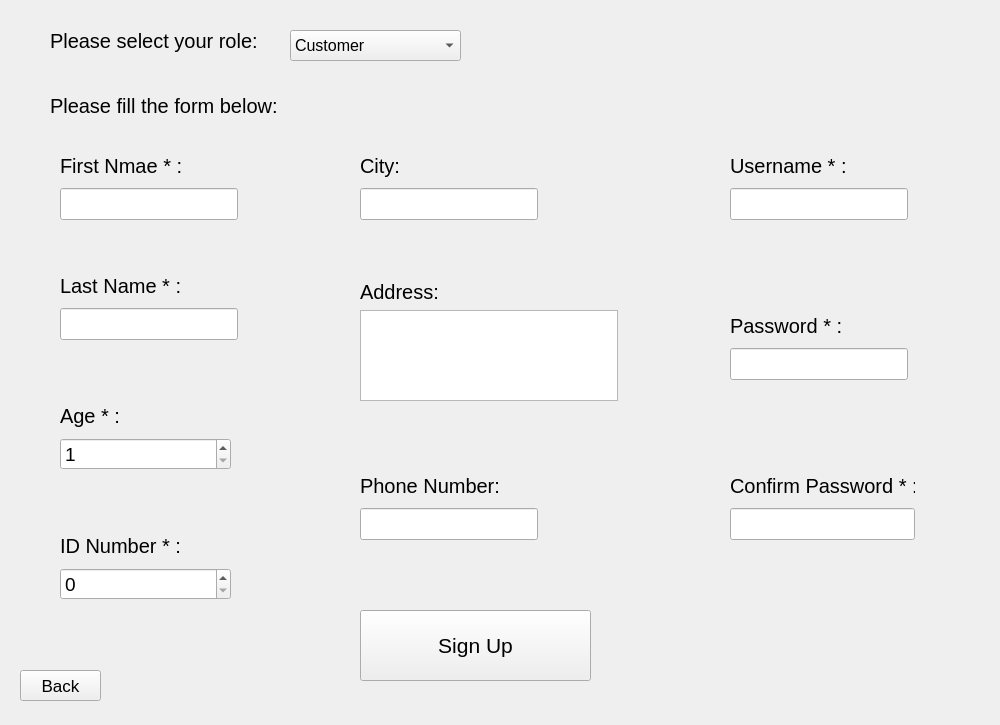
First picture: the form in source/sign_up_page.ui, repository NimaMousavian/FBT-Market-Management-Application, before the edit.
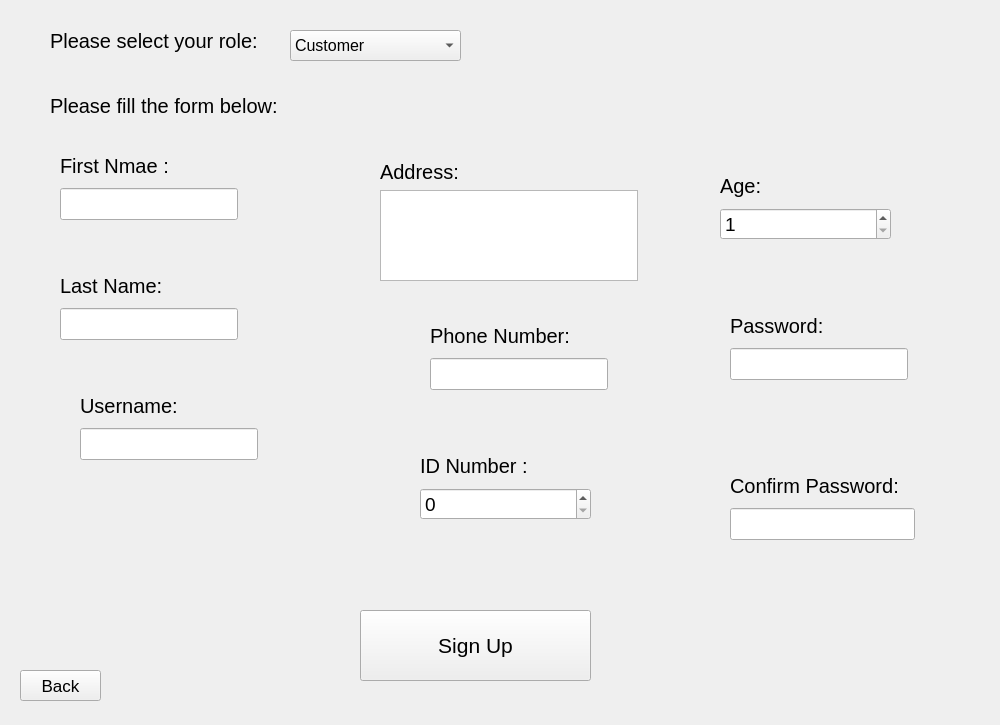
Second picture: the form after the edit.

```diff
--- a/source/sign_up_page.ui
+++ b/source/sign_up_page.ui
@@ -73,7 +73,7 @@
        </font>
       </property>
       <property name="text">
-       <string>Last Name * :</string>
+       <string>Last Name:</string>
       </property>
      </widget>
     </item>
@@ -91,8 +91,8 @@
   <widget class="QWidget" name="layoutWidget">
    <property name="geometry">
     <rect>
-     <x>60</x>
-     <y>400</y>
+     <x>720</x>
+     <y>170</y>
      <width>171</width>
      <height>70</height>
     </rect>
@@ -106,7 +106,7 @@
        </font>
       </property>
       <property name="text">
-       <string>Age * :</string>
+       <string>Age:</string>
       </property>
      </widget>
     </item>
@@ -127,39 +127,6 @@
     </item>
    </layout>
   </widget>
-  <widget class="QWidget" name="layoutWidget">
-   <property name="geometry">
-    <rect>
-     <x>360</x>
-     <y>150</y>
-     <width>178</width>
-     <height>70</height>
-    </rect>
-   </property>
-   <layout class="QVBoxLayout" name="verticalLayout_2">
-    <item>
-     <widget class="QLabel" name="label_5">
-      <property name="font">
-       <font>
-        <pointsize>15</pointsize>
-       </font>
-      </property>
-      <property name="text">
-       <string>City:</string>
-      </property>
-     </widget>
-    </item>
-    <item>
-     <widget class="QLineEdit" name="city_le">
-      <property name="font">
-       <font>
-        <pointsize>15</pointsize>
-       </font>
-      </property>
-     </widget>
-    </item>
-   </layout>
-  </widget>
   <widget class="QWidget" name="layoutWidget">
    <property name="geometry">
     <rect>
@@ -178,7 +145,7 @@
        </font>
       </property>
       <property name="text">
-       <string>Confirm Password * :</string>
+       <string>Confirm Password:</string>
       </property>
      </widget>
     </item>
@@ -196,8 +163,8 @@
   <widget class="QWidget" name="layoutWidget">
    <property name="geometry">
     <rect>
-     <x>730</x>
-     <y>150</y>
+     <x>80</x>
+     <y>390</y>
      <width>178</width>
      <height>70</height>
     </rect>
@@ -211,7 +178,7 @@
        </font>
       </property>
       <property name="text">
-       <string>Username * :</string>
+       <string>Username:</string>
       </property>
      </widget>
     </item>
@@ -229,8 +196,8 @@
   <widget class="QWidget" name="layoutWidget">
    <property name="geometry">
     <rect>
-     <x>360</x>
-     <y>280</y>
+     <x>380</x>
+     <y>160</y>
      <width>258</width>
      <height>121</height>
     </rect>
@@ -277,7 +244,7 @@
        </font>
       </property>
       <property name="text">
-       <string>Password * :</string>
+       <string>Password:</string>
       </property>
      </widget>
     </item>
@@ -295,8 +262,8 @@
   <widget class="QWidget" name="layoutWidget">
    <property name="geometry">
     <rect>
-     <x>360</x>
-     <y>470</y>
+     <x>430</x>
+     <y>320</y>
      <width>178</width>
      <height>70</height>
     </rect>
@@ -343,7 +310,7 @@
        </font>
       </property>
       <property name="text">
-       <string>First Nmae * :</string>
+       <string>First Nmae :</string>
       </property>
      </widget>
     </item>
@@ -364,8 +331,8 @@
   <widget class="QWidget" name="layoutWidget">
    <property name="geometry">
     <rect>
-     <x>60</x>
-     <y>530</y>
+     <x>420</x>
+     <y>450</y>
      <width>171</width>
      <height>70</height>
     </rect>
@@ -379,7 +346,7 @@
        </font>
       </property>
       <property name="text">
-       <string>ID Number * :</string>
+       <string>ID Number :</string>
       </property>
      </widget>
     </item>
```
